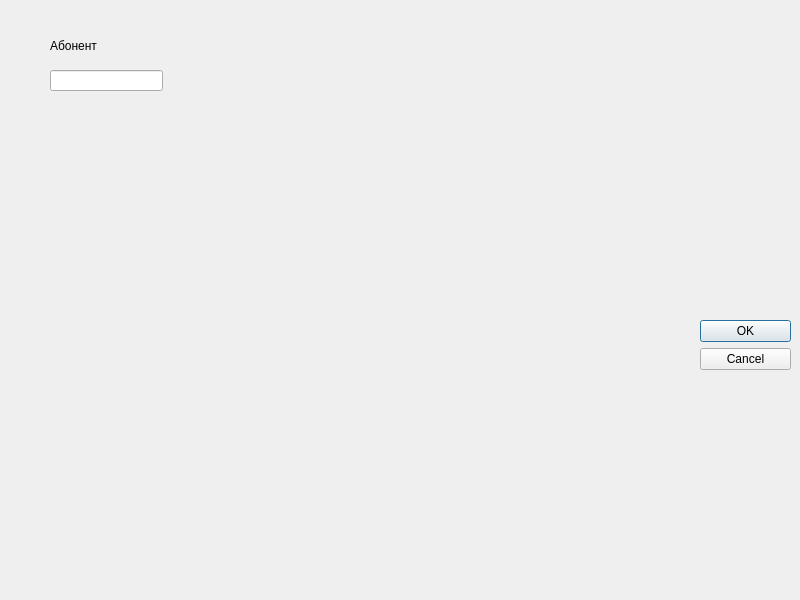
This is filterdialog.ui in Genrikh302/MTA as Qt 5 draws it before an edit. The edited form follows.
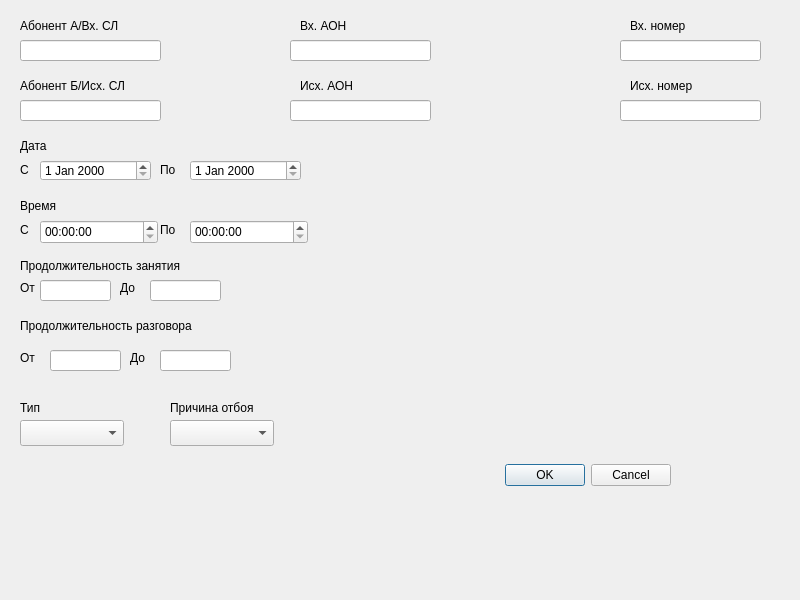
This is the edited form.

The edit to the form file:
```diff
--- a/filterdialog.ui
+++ b/filterdialog.ui
@@ -16,14 +16,17 @@
   <widget class="QDialogButtonBox" name="buttonBox">
    <property name="geometry">
     <rect>
-     <x>700</x>
-     <y>320</y>
-     <width>91</width>
-     <height>66</height>
+     <x>500</x>
+     <y>460</y>
+     <width>171</width>
+     <height>31</height>
     </rect>
    </property>
+   <property name="layoutDirection">
+    <enum>Qt::LeftToRight</enum>
+   </property>
    <property name="orientation">
-    <enum>Qt::Vertical</enum>
+    <enum>Qt::Horizontal</enum>
    </property>
    <property name="standardButtons">
     <set>QDialogButtonBox::Cancel|QDialogButtonBox::Ok</set>
@@ -32,24 +35,421 @@
   <widget class="QLineEdit" name="lineEdit">
    <property name="geometry">
     <rect>
-     <x>50</x>
+     <x>20</x>
+     <y>40</y>
+     <width>141</width>
+     <height>21</height>
+    </rect>
+   </property>
+  </widget>
+  <widget class="QLabel" name="abinlabel">
+   <property name="geometry">
+    <rect>
+     <x>20</x>
+     <y>10</y>
+     <width>141</width>
+     <height>31</height>
+    </rect>
+   </property>
+   <property name="text">
+    <string>Абонент А/Вх. СЛ</string>
+   </property>
+  </widget>
+  <widget class="QLabel" name="aboutlabel">
+   <property name="geometry">
+    <rect>
+     <x>20</x>
      <y>70</y>
-     <width>113</width>
+     <width>141</width>
+     <height>31</height>
+    </rect>
+   </property>
+   <property name="text">
+    <string>Абонент Б/Исх. СЛ</string>
+   </property>
+  </widget>
+  <widget class="QLineEdit" name="about">
+   <property name="geometry">
+    <rect>
+     <x>20</x>
+     <y>100</y>
+     <width>141</width>
      <height>21</height>
     </rect>
    </property>
   </widget>
-  <widget class="QLabel" name="label">
+  <widget class="QLabel" name="datelabel">
+   <property name="geometry">
+    <rect>
+     <x>20</x>
+     <y>130</y>
+     <width>141</width>
+     <height>31</height>
+    </rect>
+   </property>
+   <property name="text">
+    <string>Дата</string>
+   </property>
+  </widget>
+  <widget class="QDateEdit" name="datesince">
+   <property name="geometry">
+    <rect>
+     <x>40</x>
+     <y>160</y>
+     <width>111</width>
+     <height>21</height>
+    </rect>
+   </property>
+  </widget>
+  <widget class="QLabel" name="datesincelabel">
+   <property name="geometry">
+    <rect>
+     <x>20</x>
+     <y>160</y>
+     <width>16</width>
+     <height>20</height>
+    </rect>
+   </property>
+   <property name="text">
+    <string>С</string>
+   </property>
+  </widget>
+  <widget class="QLabel" name="datetolabel">
+   <property name="geometry">
+    <rect>
+     <x>160</x>
+     <y>160</y>
+     <width>21</width>
+     <height>20</height>
+    </rect>
+   </property>
+   <property name="text">
+    <string>По</string>
+   </property>
+  </widget>
+  <widget class="QDateEdit" name="dateto">
+   <property name="geometry">
+    <rect>
+     <x>190</x>
+     <y>160</y>
+     <width>111</width>
+     <height>21</height>
+    </rect>
+   </property>
+  </widget>
+  <widget class="QLabel" name="timelabel">
+   <property name="geometry">
+    <rect>
+     <x>20</x>
+     <y>190</y>
+     <width>141</width>
+     <height>31</height>
+    </rect>
+   </property>
+   <property name="text">
+    <string>Время</string>
+   </property>
+  </widget>
+  <widget class="QLabel" name="timesincelanel">
+   <property name="geometry">
+    <rect>
+     <x>20</x>
+     <y>220</y>
+     <width>16</width>
+     <height>20</height>
+    </rect>
+   </property>
+   <property name="text">
+    <string>С</string>
+   </property>
+  </widget>
+  <widget class="QLabel" name="timetolable">
+   <property name="geometry">
+    <rect>
+     <x>160</x>
+     <y>220</y>
+     <width>21</width>
+     <height>20</height>
+    </rect>
+   </property>
+   <property name="text">
+    <string>По</string>
+   </property>
+  </widget>
+  <widget class="QTimeEdit" name="timesince">
+   <property name="geometry">
+    <rect>
+     <x>40</x>
+     <y>220</y>
+     <width>118</width>
+     <height>24</height>
+    </rect>
+   </property>
+  </widget>
+  <widget class="QTimeEdit" name="timeto">
+   <property name="geometry">
+    <rect>
+     <x>190</x>
+     <y>220</y>
+     <width>118</width>
+     <height>24</height>
+    </rect>
+   </property>
+  </widget>
+  <widget class="QLabel" name="busylenlabel">
+   <property name="geometry">
+    <rect>
+     <x>20</x>
+     <y>250</y>
+     <width>191</width>
+     <height>31</height>
+    </rect>
+   </property>
+   <property name="text">
+    <string>Продолжительность занятия</string>
+   </property>
+  </widget>
+  <widget class="QLineEdit" name="busyfrom">
+   <property name="geometry">
+    <rect>
+     <x>40</x>
+     <y>280</y>
+     <width>71</width>
+     <height>21</height>
+    </rect>
+   </property>
+  </widget>
+  <widget class="QLabel" name="busyfromlabel">
+   <property name="geometry">
+    <rect>
+     <x>20</x>
+     <y>280</y>
+     <width>21</width>
+     <height>16</height>
+    </rect>
+   </property>
+   <property name="text">
+    <string>От</string>
+   </property>
+  </widget>
+  <widget class="QLabel" name="busytolabel">
+   <property name="geometry">
+    <rect>
+     <x>120</x>
+     <y>280</y>
+     <width>21</width>
+     <height>16</height>
+    </rect>
+   </property>
+   <property name="text">
+    <string>До</string>
+   </property>
+  </widget>
+  <widget class="QLineEdit" name="busyto">
+   <property name="geometry">
+    <rect>
+     <x>150</x>
+     <y>280</y>
+     <width>71</width>
+     <height>21</height>
+    </rect>
+   </property>
+  </widget>
+  <widget class="QLabel" name="talklenlabel">
+   <property name="geometry">
+    <rect>
+     <x>20</x>
+     <y>310</y>
+     <width>211</width>
+     <height>31</height>
+    </rect>
+   </property>
+   <property name="text">
+    <string>Продолжительность разговора</string>
+   </property>
+  </widget>
+  <widget class="QLabel" name="talklenfromlabel">
+   <property name="geometry">
+    <rect>
+     <x>20</x>
+     <y>350</y>
+     <width>21</width>
+     <height>16</height>
+    </rect>
+   </property>
+   <property name="text">
+    <string>От</string>
+   </property>
+  </widget>
+  <widget class="QLineEdit" name="talklenfrom">
    <property name="geometry">
     <rect>
      <x>50</x>
-     <y>30</y>
+     <y>350</y>
+     <width>71</width>
+     <height>21</height>
+    </rect>
+   </property>
+  </widget>
+  <widget class="QLabel" name="talklentolabel">
+   <property name="geometry">
+    <rect>
+     <x>130</x>
+     <y>350</y>
+     <width>21</width>
+     <height>16</height>
+    </rect>
+   </property>
+   <property name="text">
+    <string>До</string>
+   </property>
+  </widget>
+  <widget class="QLineEdit" name="talklento">
+   <property name="geometry">
+    <rect>
+     <x>160</x>
+     <y>350</y>
+     <width>71</width>
+     <height>21</height>
+    </rect>
+   </property>
+  </widget>
+  <widget class="QComboBox" name="type">
+   <property name="geometry">
+    <rect>
+     <x>20</x>
+     <y>420</y>
+     <width>104</width>
+     <height>26</height>
+    </rect>
+   </property>
+  </widget>
+  <widget class="QLabel" name="typelabel">
+   <property name="geometry">
+    <rect>
+     <x>20</x>
+     <y>400</y>
+     <width>59</width>
+     <height>16</height>
+    </rect>
+   </property>
+   <property name="text">
+    <string>Тип</string>
+   </property>
+  </widget>
+  <widget class="QLabel" name="reasonlabel">
+   <property name="geometry">
+    <rect>
+     <x>170</x>
+     <y>400</y>
      <width>101</width>
+     <height>16</height>
+    </rect>
+   </property>
+   <property name="text">
+    <string>Причина отбоя</string>
+   </property>
+  </widget>
+  <widget class="QComboBox" name="reason">
+   <property name="geometry">
+    <rect>
+     <x>170</x>
+     <y>420</y>
+     <width>104</width>
+     <height>26</height>
+    </rect>
+   </property>
+  </widget>
+  <widget class="QLabel" name="inaonlabel">
+   <property name="geometry">
+    <rect>
+     <x>300</x>
+     <y>10</y>
+     <width>141</width>
      <height>31</height>
     </rect>
    </property>
    <property name="text">
-    <string>Абонент</string>
+    <string>Вх. АОН</string>
+   </property>
+  </widget>
+  <widget class="QLabel" name="outaonlabel">
+   <property name="geometry">
+    <rect>
+     <x>300</x>
+     <y>70</y>
+     <width>141</width>
+     <height>31</height>
+    </rect>
+   </property>
+   <property name="text">
+    <string>Исх. АОН</string>
+   </property>
+  </widget>
+  <widget class="QLineEdit" name="inaon">
+   <property name="geometry">
+    <rect>
+     <x>290</x>
+     <y>40</y>
+     <width>141</width>
+     <height>21</height>
+    </rect>
+   </property>
+  </widget>
+  <widget class="QLineEdit" name="outaon">
+   <property name="geometry">
+    <rect>
+     <x>290</x>
+     <y>100</y>
+     <width>141</width>
+     <height>21</height>
+    </rect>
+   </property>
+  </widget>
+  <widget class="QLabel" name="innumlabel">
+   <property name="geometry">
+    <rect>
+     <x>630</x>
+     <y>10</y>
+     <width>141</width>
+     <height>31</height>
+    </rect>
+   </property>
+   <property name="text">
+    <string>Вх. номер</string>
+   </property>
+  </widget>
+  <widget class="QLabel" name="outnumlabel">
+   <property name="geometry">
+    <rect>
+     <x>630</x>
+     <y>70</y>
+     <width>141</width>
+     <height>31</height>
+    </rect>
+   </property>
+   <property name="text">
+    <string>Исх. номер</string>
+   </property>
+  </widget>
+  <widget class="QLineEdit" name="innum">
+   <property name="geometry">
+    <rect>
+     <x>620</x>
+     <y>40</y>
+     <width>141</width>
+     <height>21</height>
+    </rect>
+   </property>
+  </widget>
+  <widget class="QLineEdit" name="outnum">
+   <property name="geometry">
+    <rect>
+     <x>620</x>
+     <y>100</y>
+     <width>141</width>
+     <height>21</height>
+    </rect>
    </property>
   </widget>
  </widget>
```
Left out of the diff: 2 changed lines with no effect on the pictures.
